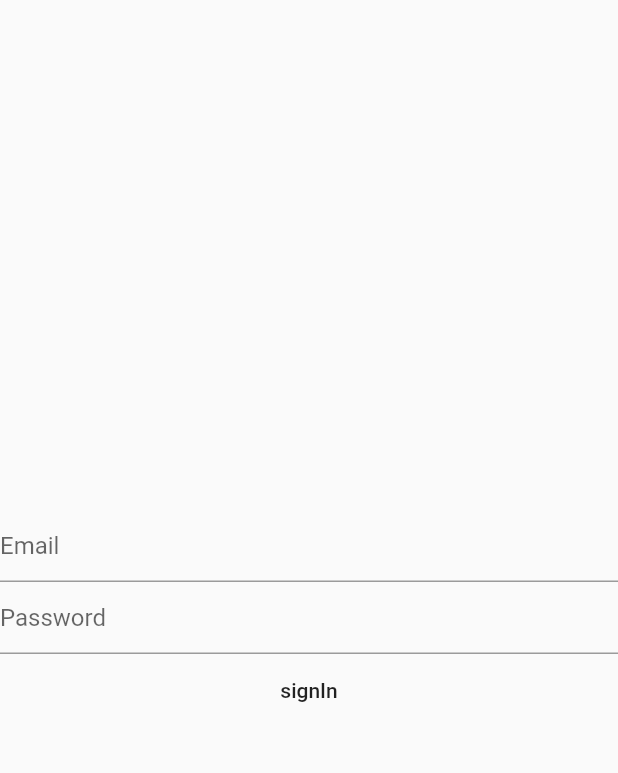
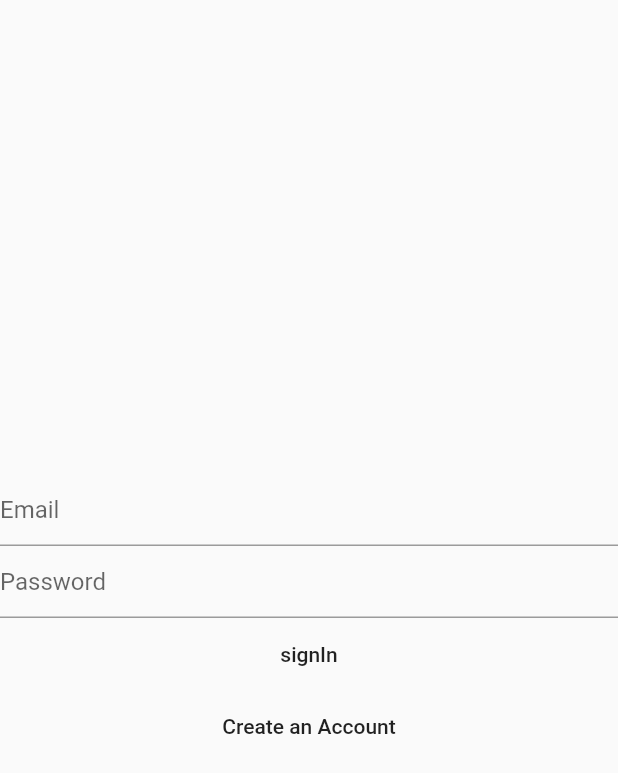
Before and after one commit to Adarsh0603/fireblogs, a Flutter app: the screen it shows after launch, after a tap on "signIn", on a phone screen of 412 x 824 dp. Shown: the top 773 px of the screen. Run offline on Flutter 3.47's test engine with Material 2 defaults, Android fonts, the phone set to English and light mode, and no system bars; our stand-ins replace shared_preferences; network calls fail.

Commit message:
added authorname with blog.

```diff
--- a/lib/constants.dart
+++ b/lib/constants.dart
@@ -6,6 +6,10 @@ const kTitleFieldInputDecoration = InputDecoration(
 const kContentFieldInputDecoration = InputDecoration(
   hintText: 'Blog Content',
 );
+
+const kUsernameFieldInputDecoration = InputDecoration(
+  hintText: 'Name',
+);
 const kEmailFieldInputDecoration = InputDecoration(
   hintText: 'Email',
 );
--- a/lib/main.dart
+++ b/lib/main.dart
@@ -21,7 +21,8 @@ class MyApp extends StatelessWidget {
         ),
         ChangeNotifierProxyProvider<Auth, Blogs>(
           create: (BuildContext context) => Blogs(),
-          update: (_, auth, blogs) => blogs..update(auth.token, auth.userId),
+          update: (_, auth, blogs) =>
+              blogs..update(auth.token, auth.userId, auth.username),
         ),
       ],
       child: Consumer<Auth>(
--- a/lib/models/blog.dart
+++ b/lib/models/blog.dart
@@ -2,8 +2,9 @@ class Blog {
   final String id;
   final String blogTitle;
   final String blogContent;
+  final String authorName;
 
-  Blog(this.id, this.blogTitle, this.blogContent);
+  Blog(this.id, this.blogTitle, this.blogContent, this.authorName);
   Map<String, dynamic> toMap() {
     return {
       'blogTitle': blogTitle,
--- a/lib/screens/auth_screen.dart
+++ b/lib/screens/auth_screen.dart
@@ -12,11 +12,16 @@ class _AuthScreenState extends State<AuthScreen> {
   final _formKey = GlobalKey<FormState>();
   String email;
   String password;
-
+  String username;
+  bool isLogin = true;
   void submit() async {
     _formKey.currentState.save();
-    await Provider.of<Auth>(context, listen: false)
-        .signIn(email.trim(), password.trim());
+    if (isLogin)
+      await Provider.of<Auth>(context, listen: false)
+          .signIn(email.trim(), password.trim());
+    else
+      await Provider.of<Auth>(context, listen: false)
+          .signUp(email.trim(), password.trim(), username.trim());
   }
 
   @override
@@ -29,6 +34,13 @@ class _AuthScreenState extends State<AuthScreen> {
             key: _formKey,
             child: Column(
               children: [
+                if (!isLogin)
+                  TextFormField(
+                    decoration: kUsernameFieldInputDecoration,
+                    onSaved: (value) {
+                      username = value;
+                    },
+                  ),
                 TextFormField(
                   decoration: kEmailFieldInputDecoration,
                   onSaved: (value) {
@@ -44,6 +56,14 @@ class _AuthScreenState extends State<AuthScreen> {
                 FlatButton(
                   child: Text('signIn'),
                   onPressed: submit,
+                ),
+                FlatButton(
+                  child: Text(!isLogin ? 'Sign In' : 'Create an Account'),
+                  onPressed: () {
+                    setState(() {
+                      isLogin = !isLogin;
+                    });
+                  },
                 )
               ],
             ),
--- a/lib/widgets/home_screen_widgets/blog_card.dart
+++ b/lib/widgets/home_screen_widgets/blog_card.dart
@@ -15,6 +15,7 @@ class BlogCard extends StatelessWidget {
         children: [
           Text(blog.blogTitle),
           Text(blog.blogContent),
+          Text(blog.authorName)
         ],
       ),
     );
```
Also changed, not shown: lib/data/auth.dart (+24 -2 lines), lib/data/blogs.dart (+12 -3 lines).
